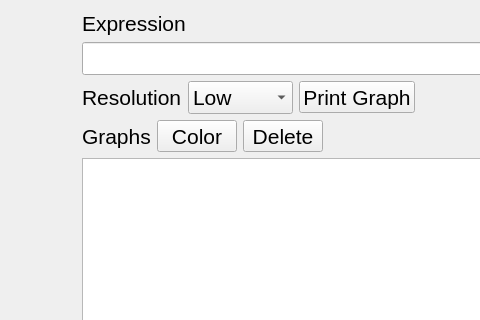
First picture: the form in src/view/graphwindow.ui, repository SergSinitsyn/Smart-Calculator, before the edit; both pictures show x 535 to 1015 and y 0 to 320 of the 1158 by 624 pixel window.
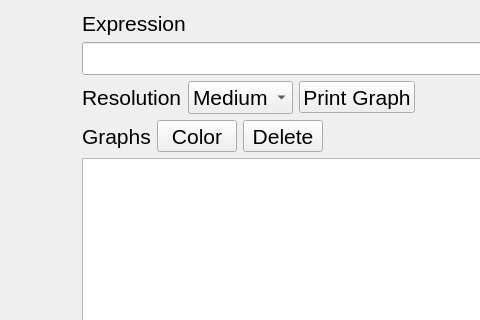
Second picture: the form after the edit. Custom widgets are drawn as their Qt base class.

Diff of the .ui file:
```diff
--- a/src/view/graphwindow.ui
+++ b/src/view/graphwindow.ui
@@ -74,7 +74,7 @@
            <item>
             <widget class="QComboBox" name="comboBox_resolution">
              <property name="currentIndex">
-              <number>0</number>
+              <number>1</number>
              </property>
              <item>
               <property name="text">
```
